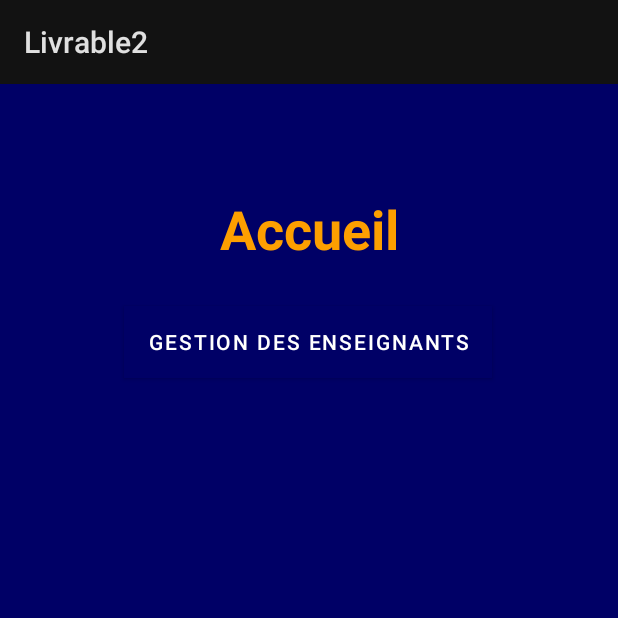
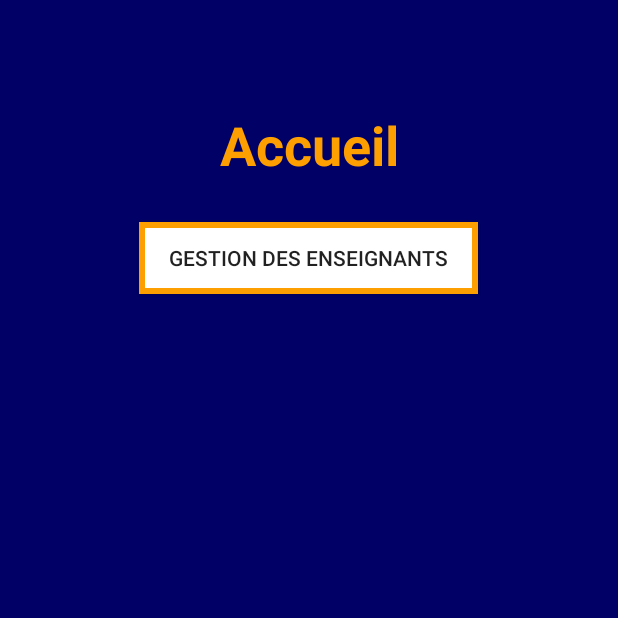
Before and after one commit to noemiehammann/eg23app, an Android app: the screen it shows after launch (MainActivity), on a phone screen of 412 x 824 dp, the top half of it. Run offline under Robolectric (Android 15) with nearby library versions, the phone set to English and light mode, and no system bars.

Commit message:
résolution bug background button

```diff
--- a/Livrable2/app/src/main/AndroidManifest.xml
+++ b/Livrable2/app/src/main/AndroidManifest.xml
@@ -8,7 +8,7 @@
         android:label="@string/app_name"
         android:roundIcon="@mipmap/ic_launcher_round"
         android:supportsRtl="true"
-        android:theme="@style/Theme.Livrable2">
+        android:theme="@style/Livrable2">
         <activity android:name=".GestionDesEnseignants"></activity>
         <activity android:name=".MainActivity">
             <intent-filter>
--- a/Livrable2/app/src/main/res/drawable/my_button_bg.xml
+++ b/Livrable2/app/src/main/res/drawable/my_button_bg.xml
@@ -2,10 +2,17 @@
 <shape xmlns:android="http://schemas.android.com/apk/res/android"
     android:shape="rectangle" >
 
-    <solid android:color="@color/white" />
+    <solid
+        android:color="@color/white"
+        />
 
     <stroke
         android:width="4dp"
         android:color="@color/orange" />
 
+    <padding android:left="20dp"
+        android:top="10dp"
+        android:right="20dp"
+        android:bottom="10dp"/>
+
 </shape>
--- /dev/null
+++ b/Livrable2/app/src/main/res/values/styles.xml
@@ -0,0 +1,16 @@
+<?xml version="1.0" encoding="utf-8"?>
+<resources>
+    <!-- Base application theme. -->
+    <style name="Livrable2" parent="Theme.AppCompat.Light.NoActionBar">
+
+        <!--Colors for the app-->
+        <item name="colorPrimary">@color/darkblue</item>
+        <item name="colorPrimaryVariant">@color/lightblue</item>
+        <item name="colorOnPrimary">@color/white</item>
+
+        <item name="colorSecondary">@color/orange</item>
+        <item name="colorSecondaryVariant">@color/lightorange</item>
+        <item name="colorOnSecondary">@color/black</item>
+
+    </style>
+</resources>
--- a/Livrable2/app/src/main/res/values/themes.xml
+++ /dev/null
@@ -1,18 +0,0 @@
-<resources xmlns:tools="http://schemas.android.com/tools">
-
-    <!-- Style de base qu'on utilisera pas => voir le thème dans colors.xml -->
-
-    <style name="Theme.Livrable2" parent="Theme.MaterialComponents">
-        <!--Primary brand color.-->
-        <item name="colorPrimary">@color/darkblue</item>
-        <item name="colorPrimaryVariant">@color/lightblue</item>
-        <item name="colorOnPrimary">@color/white</item>
-        <!--Secondary brand color.-->
-        <item name="colorSecondary">@color/orange</item>
-        <item name="colorSecondaryVariant">@color/lightorange</item>
-        <item name="colorOnSecondary">@color/black</item>
-        <!--Status bar color.-->
-        <item name="android:statusBarColor" tools:targetApi="l">?attr/colorPrimaryVariant</item>
-</style>-->
-
-</resources>
```
